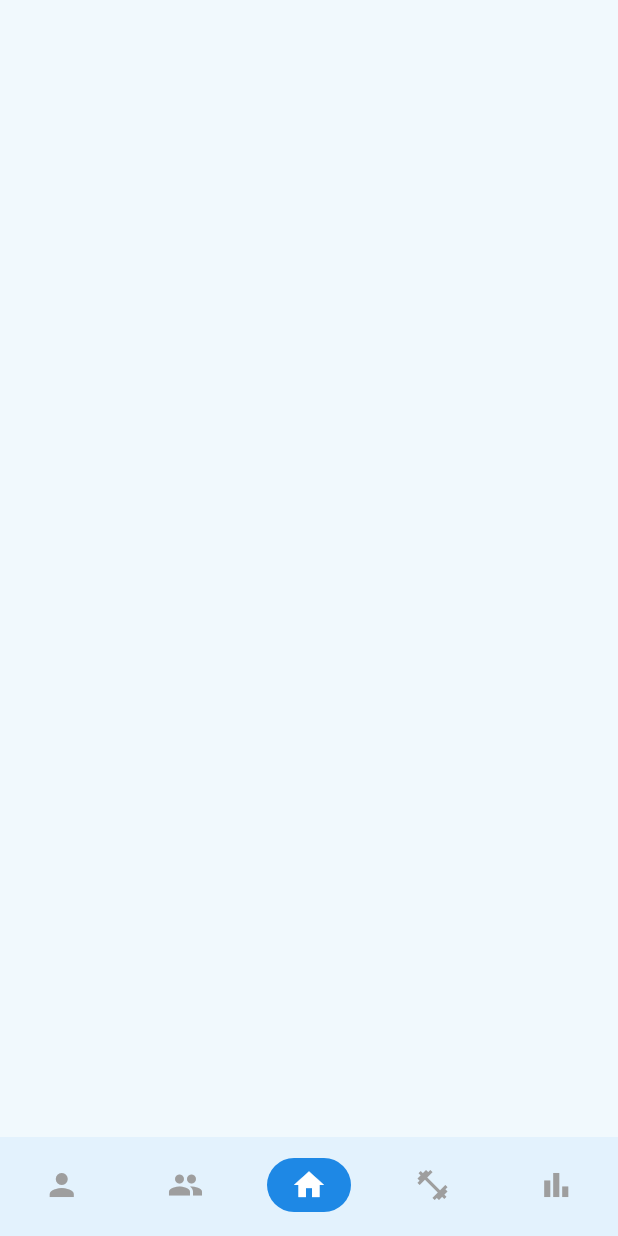
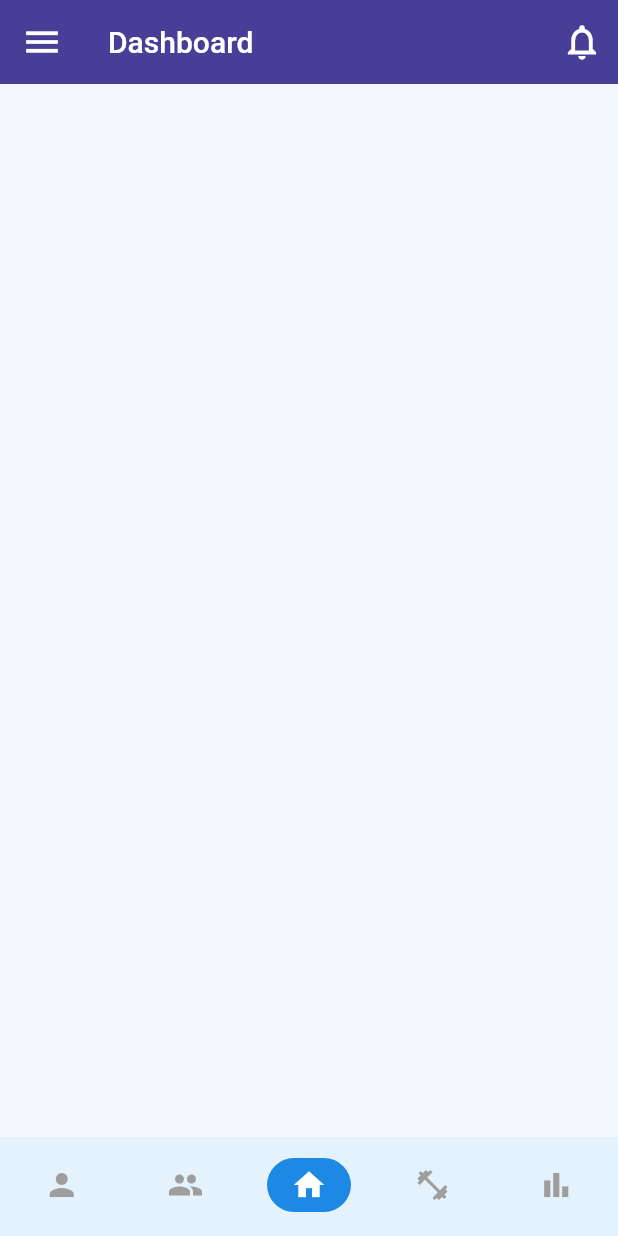
Before and after one commit to risdatamamal/Gym-Management-System, a Flutter app: the screen it shows after launch, on a phone screen of 412 x 824 dp. Run offline on Flutter 3.47's test engine with Material 2 defaults, Android fonts, the phone set to English and light mode, and no system bars; our stand-ins replace simple_animations, supercharged; Roboto replaces fonts that are missing (OpenSans-Regular).

Commit message:
Custom App Bar Added
Simple custom app bar added. No functionality.

```diff
--- a/lib/main.dart
+++ b/lib/main.dart
@@ -1,6 +1,5 @@
 import 'package:flutter/material.dart';
 import 'package:my_gym_manager/screens/bottom_nav_bar.dart';
-import 'package:my_gym_manager/screens/welcome_page.dart';
 
 void main() {
   runApp(
--- a/lib/screens/bottom_nav_bar.dart
+++ b/lib/screens/bottom_nav_bar.dart
@@ -1,4 +1,5 @@
 import 'package:flutter/material.dart';
+import 'package:my_gym_manager/screens/home_screen.dart';
 
 class BottomNavBar extends StatefulWidget {
   @override
@@ -9,7 +10,7 @@ class _BottomNavBarState extends State<BottomNavBar> {
   final List _screens = [
     Scaffold(),
     Scaffold(),
-    Scaffold(),
+    HomeScreen(),
     Scaffold(),
     Scaffold(),
   ];
--- /dev/null
+++ b/lib/screens/home_screen.dart
@@ -0,0 +1,16 @@
+import 'package:flutter/material.dart';
+import 'package:my_gym_manager/widgets/custom_app_bar.dart';
+
+class HomeScreen extends StatefulWidget {
+  @override
+  _HomeScreenState createState() => _HomeScreenState();
+}
+
+class _HomeScreenState extends State<HomeScreen> {
+  @override
+  Widget build(BuildContext context) {
+    return Scaffold(
+      appBar: CustomAppBar('Dashboard'),
+    );
+  }
+}
--- /dev/null
+++ b/lib/widgets/custom_app_bar.dart
@@ -0,0 +1,30 @@
+import 'package:flutter/material.dart';
+import 'package:my_gym_manager/config/palette.dart';
+
+class CustomAppBar extends StatelessWidget with PreferredSizeWidget {
+  final String screenTitle;
+  CustomAppBar(this.screenTitle);
+  @override
+  Widget build(BuildContext context) {
+    return AppBar(
+      backgroundColor: Palette.primaryColor,
+      elevation: 0.0,
+      title: Text(screenTitle),
+      leading: IconButton(
+        icon: const Icon(Icons.menu),
+        iconSize: 28.0,
+        onPressed: () {},
+      ),
+      actions: [
+        IconButton(
+          icon: const Icon(Icons.notifications_none),
+          iconSize: 28.0,
+          onPressed: () {},
+        ),
+      ],
+    );
+  }
+
+  @override
+  Size get preferredSize => Size.fromHeight(kToolbarHeight);
+}
```
